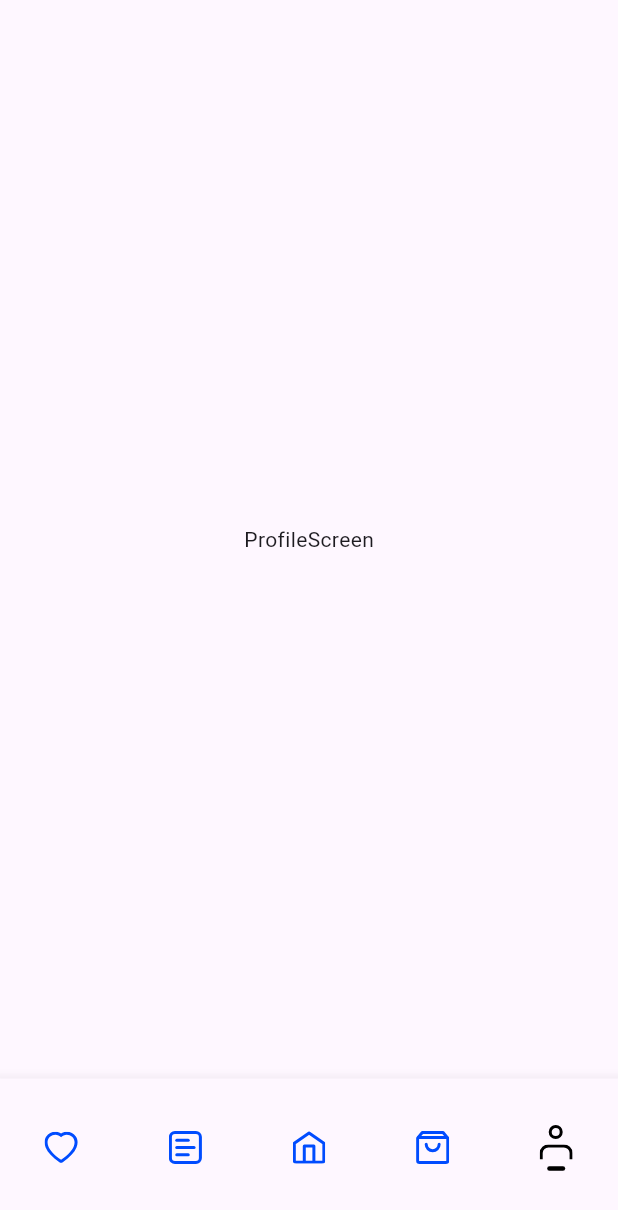
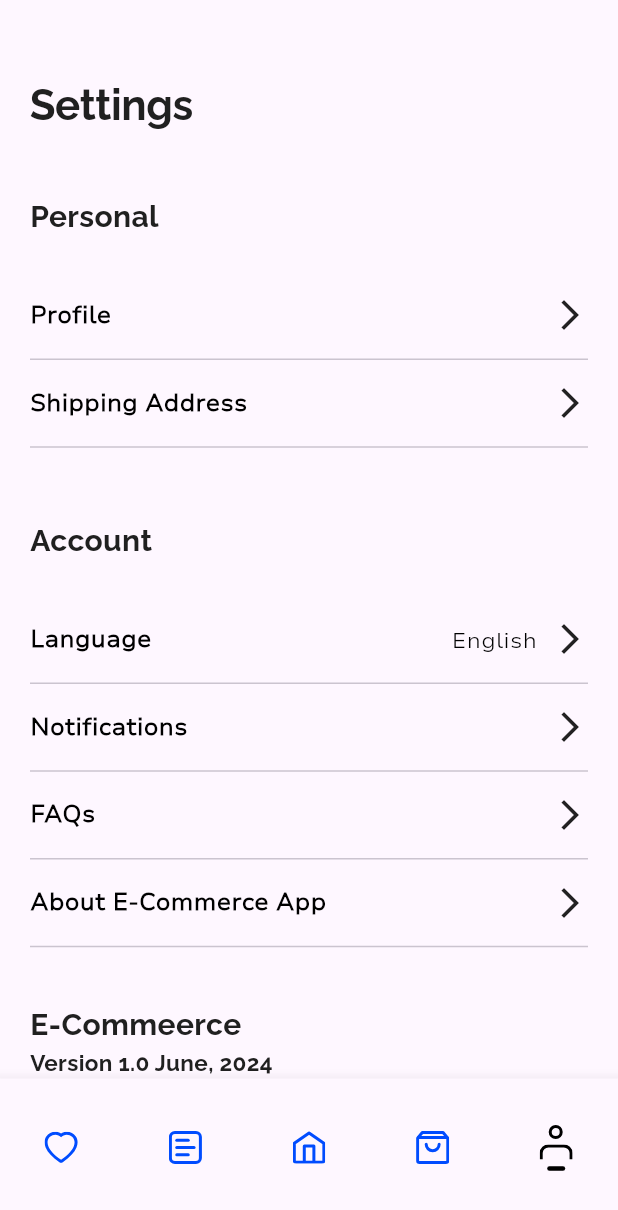
Before and after one commit to rafatdawood/e-commerce, a Flutter app: the MainScreen screen opened directly, item 5 of the bottom bar chosen, on a phone screen of 412 x 824 dp. Shown: the top 1210 px of the screen. Run offline on Flutter 3.47's test engine with Material 3 defaults, Android fonts, the phone set to English and light mode, and no system bars; our stand-ins replace carousel_slider, device_preview, flutter_svg, intl_phone_field, responsive_sizer, smooth_page_indicator; network calls fail.

Commit message:
add settings page and profile page

```diff
--- a/lib/main/page/main_screen.dart
+++ b/lib/main/page/main_screen.dart
@@ -2,7 +2,7 @@ import 'package:e_commerce/cart/page/cart_screen.dart';
 import 'package:e_commerce/favorites/page/favorites_screen.dart';
 import 'package:e_commerce/home/page/home_screen.dart';
 import 'package:e_commerce/orders/page/orders_screen.dart';
-import 'package:e_commerce/profile/page/profile_screen.dart';
+import 'package:e_commerce/settings/page/settings_screen.dart';
 import 'package:flutter/material.dart';
 import 'package:flutter_svg/flutter_svg.dart';
 
@@ -20,7 +20,7 @@ class _MainScreenState extends State<MainScreen> {
     OrdersScreen(),
     HomeScreen(),
     CartScreen(),
-    ProfileScreen()
+    SettingsScreen()
   ];
 
   @override
--- /dev/null
+++ b/lib/settings/page/settings_screen.dart
@@ -0,0 +1,272 @@
+import 'package:e_commerce/profile/page/profile_screen.dart';
+import 'package:flutter/material.dart';
+
+class SettingsScreen extends StatefulWidget {
+  const SettingsScreen({super.key});
+
+  @override
+  State<SettingsScreen> createState() => _SettingsScreenState();
+}
+
+class _SettingsScreenState extends State<SettingsScreen> {
+  @override
+  Widget build(BuildContext context) {
+    return Scaffold(
+      body: Padding(
+        padding: const EdgeInsets.only(left: 20,right: 20,top: 50),
+        child: Column(
+          crossAxisAlignment: CrossAxisAlignment.start,
+          children: [
+            Text(
+              'Settings',
+              style: TextStyle(
+                color: Color(0xFF202020),
+                fontSize: 28,
+                fontFamily: 'Raleway',
+                fontWeight: FontWeight.w700,
+                letterSpacing: -0.28,
+              ),
+            ),
+            Expanded(
+              child: ListView(
+                children: [
+                  SizedBox(height: 40),
+                  Text(
+                    'Personal',
+                    style: TextStyle(
+                      color: Color(0xFF202020),
+                      fontSize: 20,
+                      fontFamily: 'Raleway',
+                      fontWeight: FontWeight.w800,
+                    ),
+                  ),
+                  SizedBox(height: 30),
+                  InkWell(
+                    onTap: ()=>Navigator.push(context,MaterialPageRoute(builder: (context) => ProfileScreen(),)),
+                    overlayColor: WidgetStateColor.transparent,
+                    child: Container(
+                      width: 334.92,
+                      height: 42.50,
+                      clipBehavior: Clip.antiAlias,
+                      decoration: BoxDecoration(),
+                      child: Row(
+                        mainAxisSize: MainAxisSize.min,
+                        mainAxisAlignment: MainAxisAlignment.spaceBetween,
+                        children: [
+                          Text(
+                            'Profile',
+                            style: TextStyle(
+                              color: Colors.black,
+                              fontSize: 16,
+                              fontFamily: 'Nunito Sans',
+                              fontWeight: FontWeight.w600,
+                              height: 0,
+                            ),
+                          ),
+                          Icon(Icons.arrow_forward_ios)
+                        ],
+                      ),
+                    ),
+                  ),
+                  Divider(),
+                  InkWell(
+                    onTap: (){},
+                    overlayColor: WidgetStateColor.transparent,
+                    child: Container(
+                      width: 334.92,
+                      height: 42.50,
+                      clipBehavior: Clip.antiAlias,
+                      decoration: BoxDecoration(),
+                      child: Row(
+                        mainAxisSize: MainAxisSize.min,
+                        mainAxisAlignment: MainAxisAlignment.spaceBetween,
+                        children: [
+                          Text(
+                            'Shipping Address',
+                            style: TextStyle(
+                              color: Colors.black,
+                              fontSize: 16,
+                              fontFamily: 'Nunito Sans',
+                              fontWeight: FontWeight.w600,
+                              height: 0,
+                            ),
+                          ),
+                          Icon(Icons.arrow_forward_ios)
+                        ],
+                      ),
+                    ),
+                  ),
+                  Divider(),
+                  SizedBox(height: 40),
+                  Text(
+                    'Account',
+                    style: TextStyle(
+                      color: Color(0xFF202020),
+                      fontSize: 20,
+                      fontFamily: 'Raleway',
+                      fontWeight: FontWeight.w800,
+                    ),
+                  ),
+                  SizedBox(height: 30),
+                  InkWell(
+                    onTap: (){},
+                    overlayColor: WidgetStateColor.transparent,
+                    child: Container(
+                      width: 334.92,
+                      height: 42.50,
+                      clipBehavior: Clip.antiAlias,
+                      decoration: BoxDecoration(),
+                      child: Row(
+                        mainAxisSize: MainAxisSize.min,
+                        mainAxisAlignment: MainAxisAlignment.spaceBetween,
+                        children: [
+                          Text(
+                            'Language',
+                            style: TextStyle(
+                              color: Colors.black,
+                              fontSize: 16,
+                              fontFamily: 'Nunito Sans',
+                              fontWeight: FontWeight.w600,
+                              height: 0,
+                            ),
+                          ),
+                          Row(
+                            children: [
+                              Container(
+                                child: Text(
+                                  'English',
+                                  textAlign: TextAlign.right,
+                                  style: TextStyle(
+                                    color: Colors.black,
+                                    fontSize: 15,
+                                    fontFamily: 'Nunito Sans',
+                                    fontWeight: FontWeight.w400,
+                                  ),
+                                ),
+                                padding: EdgeInsets.symmetric(horizontal: 10),
+                              ),
+                              Icon(Icons.arrow_forward_ios),
+                            ],
+                          )
+                        ],
+                      ),
+                    ),
+                  ),
+                  Divider(),
+                  InkWell(
+                    onTap: (){},
+                    overlayColor: WidgetStateColor.transparent,
+                    child: Container(
+                      width: 334.92,
+                      height: 42.50,
+                      clipBehavior: Clip.antiAlias,
+                      decoration: BoxDecoration(),
+                      child: Row(
+                        mainAxisSize: MainAxisSize.min,
+                        mainAxisAlignment: MainAxisAlignment.spaceBetween,
+                        children: [
+                          Text(
+                            'Notifications',
+                            style: TextStyle(
+                              color: Colors.black,
+                              fontSize: 16,
+                              fontFamily: 'Nunito Sans',
+                              fontWeight: FontWeight.w600,
+                              height: 0,
+                            ),
+                          ),
+                          Icon(Icons.arrow_forward_ios)
+                        ],
+                      ),
+                    ),
+                  ),
+                  Divider(),
+                  InkWell(
+                    onTap: (){},
+                    overlayColor: WidgetStateColor.transparent,
+                    child: Container(
+                      width: 334.92,
+                      height: 42.50,
+                      clipBehavior: Clip.antiAlias,
+                      decoration: BoxDecoration(),
+                      child: Row(
+                        mainAxisSize: MainAxisSize.min,
+                        mainAxisAlignment: MainAxisAlignment.spaceBetween,
+                        children: [
+                          Text(
+                            'FAQs',
+                            style: TextStyle(
+                              color: Colors.black,
+                              fontSize: 16,
+                              fontFamily: 'Nunito Sans',
+                              fontWeight: FontWeight.w600,
+                              height: 0,
+                            ),
+                          ),
+                          Icon(Icons.arrow_forward_ios)
+                        ],
+                      ),
+                    ),
+                  ),
+                  Divider(),
+                  InkWell(
+                    onTap: (){},
+                    overlayColor: WidgetStateColor.transparent,
+                    child: Container(
+                      width: 334.92,
+                      height: 42.50,
+                      clipBehavior: Clip.antiAlias,
+                      decoration: BoxDecoration(),
+                      child: Row(
+                        mainAxisSize: MainAxisSize.min,
+                        mainAxisAlignment: MainAxisAlignment.spaceBetween,
+                        children: [
+                          Text(
+                            'About E-Commerce App',
+                            style: TextStyle(
+                              color: Colors.black,
+                              fontSize: 16,
+                              fontFamily: 'Nunito Sans',
+                              fontWeight: FontWeight.w600,
+                              height: 0,
+                            ),
+                          ),
+                          Icon(Icons.arrow_forward_ios)
+                        ],
+                      ),
+                    ),
+                  ),
+                  Divider(),
+                  SizedBox(height: 30),
+                  Column(
+                    crossAxisAlignment: CrossAxisAlignment.start,
+                    children: [
+                      Text(
+                        'E-Commeerce',
+                        style: TextStyle(
+                          color: Color(0xFF202020),
+                          fontSize: 20,
+                          fontFamily: 'Raleway',
+                          fontWeight: FontWeight.w800,
+                        ),
+                      ),
+                      Text(
+                        'Version 1.0 June, 2024',
+                        style: TextStyle(
+                          color: Color(0xFF202020),
+                          fontSize: 15,
+                          fontFamily: 'Raleway',
+                          fontWeight: FontWeight.w800,
+                        ),
+                      ),
+                    ],
+                  ),
+                ],
+              ),
+            )
+          ],
+        ),
+      ),
+    );
+  }
+}
```
Also changed, not shown: lib/profile/page/profile_screen.dart (+147 -1 lines), assets/icons/edit_image.svg (added).
